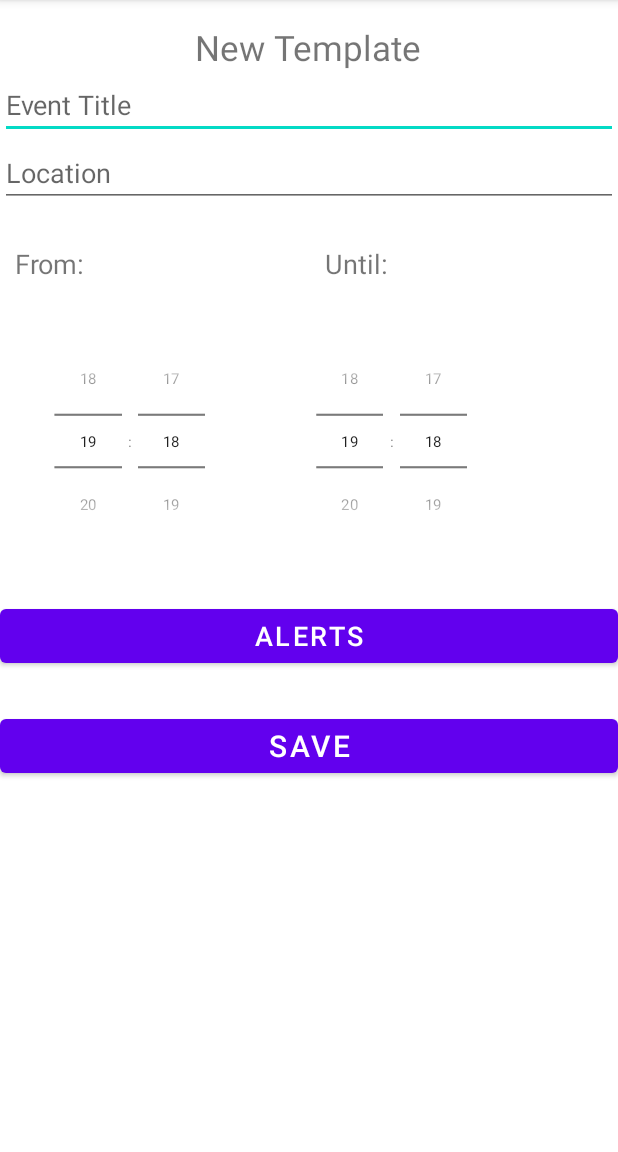
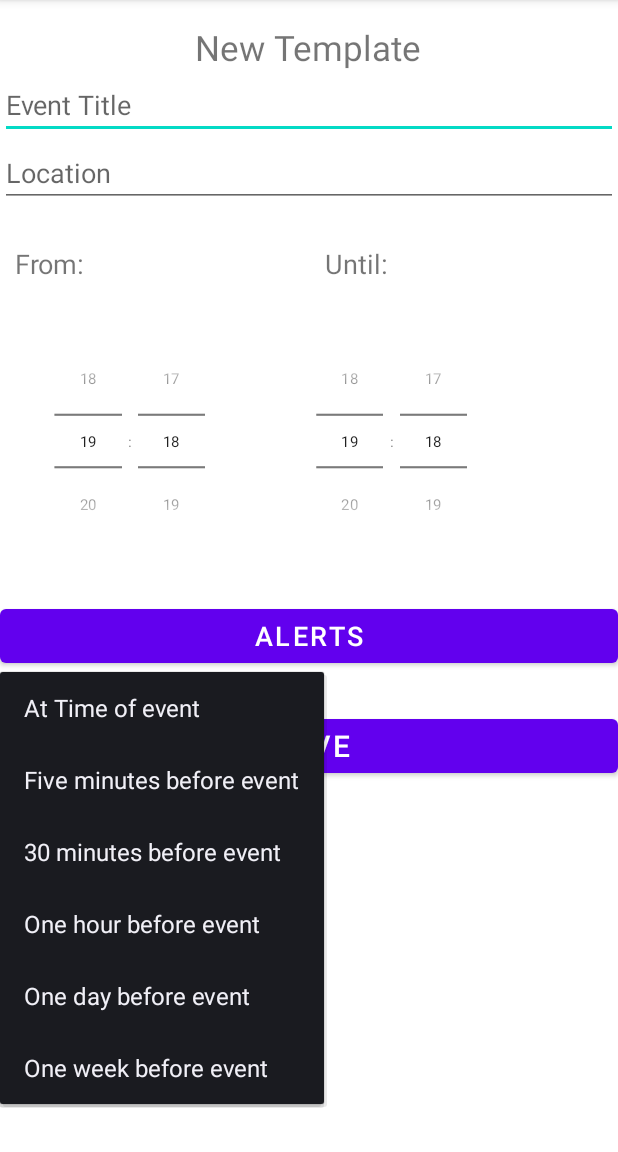
Before and after one commit to WilliamBayliss/CalendarApp, an Android app: the TemplateActivity screen opened directly, with no data from a screen before it, after a tap on "ALERTS", on a phone screen of 412 x 824 dp, the part 84-1236 px from its top. Run offline under Robolectric (Android 15) with nearby library versions, the phone set to English and light mode, and no system bars.

Commit message:
added onclick menu to Alerts button in TemplateActivity

```diff
--- a/app/src/main/java/com/williambayliss/calendar/TemplateActivity.java
+++ b/app/src/main/java/com/williambayliss/calendar/TemplateActivity.java
@@ -3,10 +3,12 @@ package com.williambayliss.calendar;
 import android.content.Intent;
 import android.os.Bundle;
 import android.os.PersistableBundle;
+import android.view.MenuInflater;
 import android.view.View;
 import android.widget.Button;
 import android.widget.EditText;
 import android.widget.LinearLayout;
+import android.widget.PopupMenu;
 import android.widget.TextView;
 import android.widget.TimePicker;
 
@@ -71,7 +73,9 @@ public class TemplateActivity extends AppCompatActivity {
         alertsButton.setOnClickListener(new View.OnClickListener() {
             @Override
             public void onClick(View view) {
-//                TODO
+                PopupMenu popup = new PopupMenu(getApplicationContext(), view);
+                popup.inflate(R.menu.popup_menu);
+                popup.show();
             }
         });
 
@@ -89,4 +93,7 @@ public class TemplateActivity extends AppCompatActivity {
         finish();
 
     }
+
+    private void showPopUpMenu(View view) {
+    }
 }
--- /dev/null
+++ b/app/src/main/res/menu/popup_menu.xml
@@ -0,0 +1,15 @@
+<?xml version="1.0" encoding="utf-8"?>
+<menu xmlns:android="http://schemas.android.com/apk/res/android" >
+    <item android:id="@+id/timeOfEvent"
+        android:title="At Time of event" />
+    <item android:id="@+id/fiveMinsBeforeEvent"
+        android:title="Five minutes before event" />
+    <item android:id="@+id/halfHourBeforeEvent"
+        android:title="30 minutes before event" />
+    <item android:id="@+id/hourBeforeEvent"
+        android:title="One hour before event" />
+    <item android:id="@+id/oneDayBeforeEvent"
+        android:title="One day before event" />
+    <item android:id="@+id/oneWeekBeforeEvent"
+        android:title="One week before event" />
+</menu>
```
